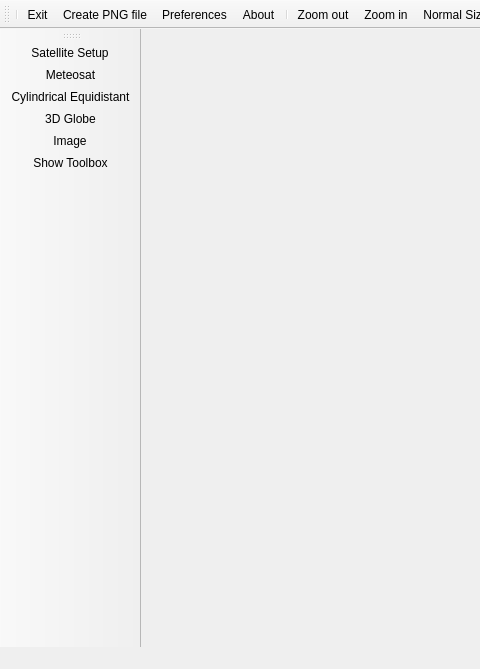
The window that core/mainwindow.ui (hvanruys/EUMETCastView) describes before a commit, drawn with Qt 5; both pictures show x 0 to 480 and y 0 to 669 of the 1072 by 669 pixel window.
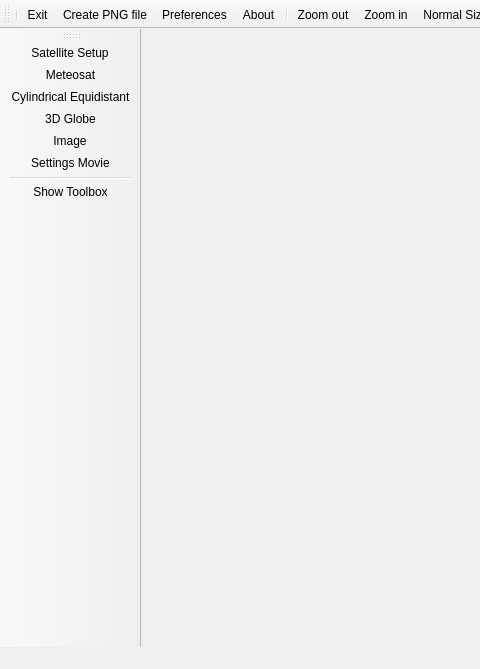
The same window after the commit. Icons and pictures are not drawn.

Diff of the .ui file:
```diff
--- a/core/mainwindow.ui
+++ b/core/mainwindow.ui
@@ -83,6 +83,8 @@
    <addaction name="actionCylindricalEquidistant"/>
    <addaction name="action3DGlobe"/>
    <addaction name="actionImage"/>
+   <addaction name="actionSettingsMovie"/>
+   <addaction name="separator"/>
    <addaction name="actionShowToolbox"/>
   </widget>
   <action name="actionSatSelection">
@@ -271,6 +273,18 @@
     <string>Whats this ?</string>
    </property>
   </action>
+  <action name="actionSettingsMovie">
+   <property name="icon">
+    <iconset resource="EUMETCastView.qrc">
+     <normaloff>:/icons/movie.png</normaloff>:/icons/movie.png</iconset>
+   </property>
+   <property name="text">
+    <string>Settings Movie</string>
+   </property>
+   <property name="toolTip">
+    <string>Settings movie XML file</string>
+   </property>
+  </action>
  </widget>
  <layoutdefault spacing="6" margin="11"/>
  <resources>
```
